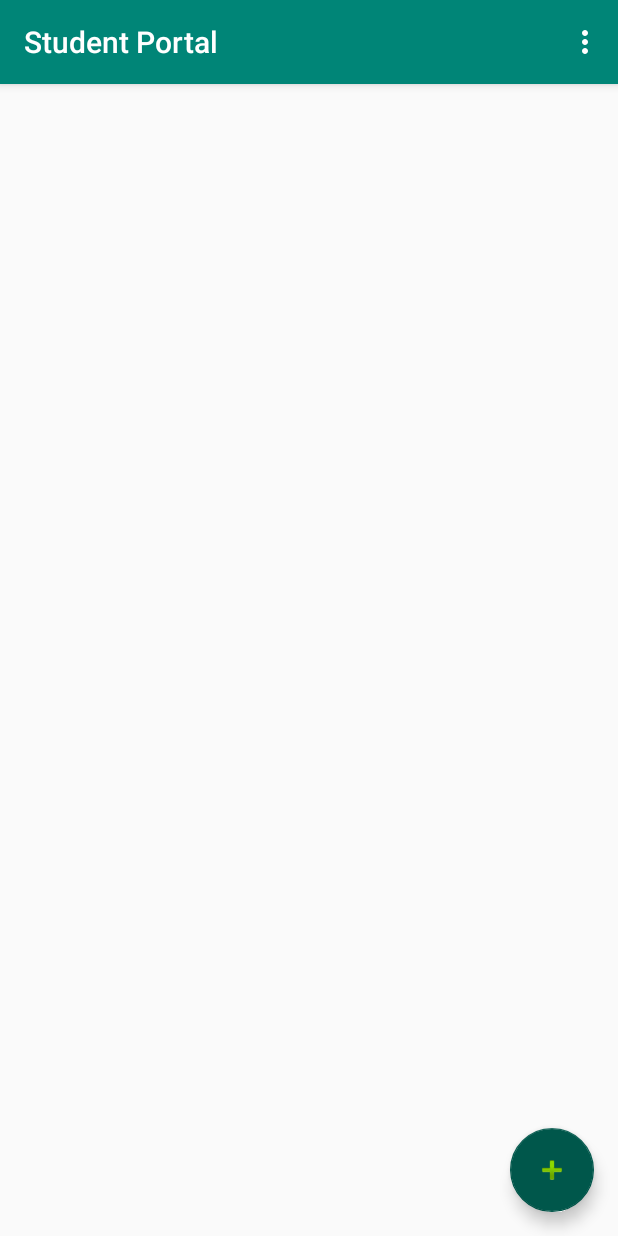
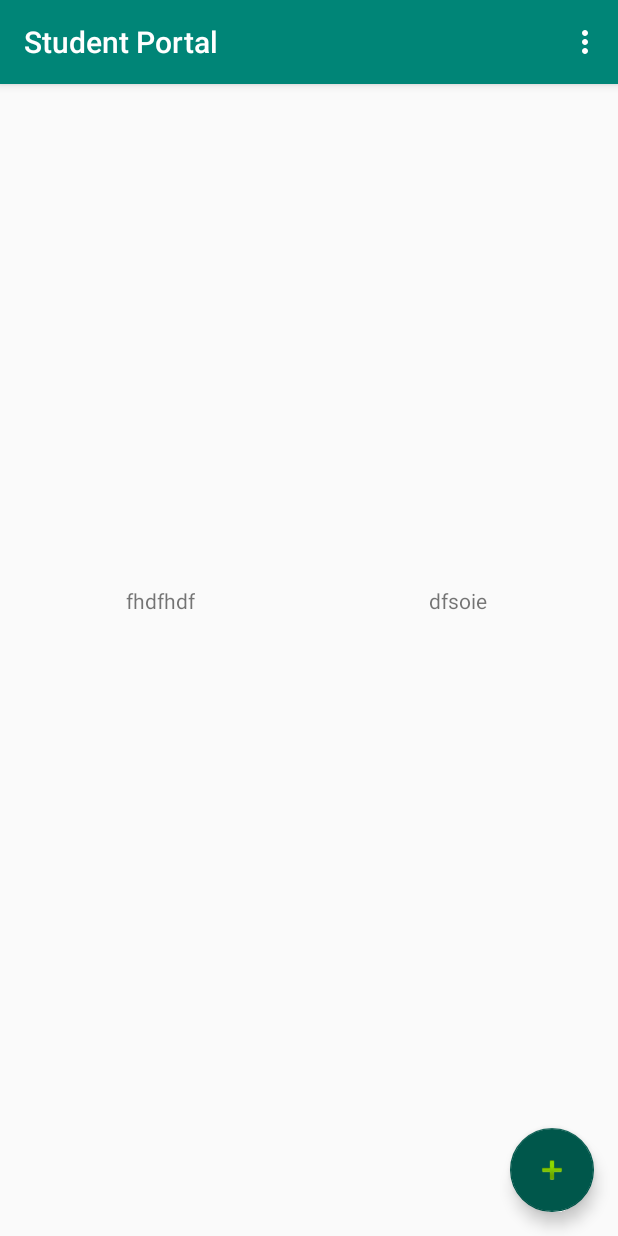
Before and after one commit to kimvandueren/StudentPortal, an Android app: the screen it shows after launch (OverviewActivity), on a phone screen of 412 x 824 dp. Run offline under Robolectric (Android 15) with nearby library versions, the phone set to English and light mode, and no system bars.

```diff
--- a/app/src/main/java/com/example/kim/studentportal/AddPortalActivity.java
+++ b/app/src/main/java/com/example/kim/studentportal/AddPortalActivity.java
@@ -14,10 +14,8 @@ import android.widget.TextView;
 import java.util.ArrayList;
 
 public class AddPortalActivity extends AppCompatActivity {
-
     public ArrayList<String> urlList = new ArrayList<>();
     public ArrayList<String> titleList = new ArrayList<>();
-
 
     @Override
     protected void onCreate(Bundle savedInstanceState) {
@@ -32,7 +30,7 @@ public class AddPortalActivity extends AppCompatActivity {
         Button button = findViewById(R.id.button);
         button.setOnClickListener(new View.OnClickListener() {
             public void onClick(View view){
-                urlList.add(editUrlText.getText().toString());
+                //mUrlText.add(editUrlText.getText().toString());
                 titleList.add(editTitleText.getText().toString());
 
                 editUrlText.setText("http://");
--- a/app/src/main/java/com/example/kim/studentportal/OverviewActivity.java
+++ b/app/src/main/java/com/example/kim/studentportal/OverviewActivity.java
@@ -5,6 +5,8 @@ import android.os.Bundle;
 import android.support.design.widget.FloatingActionButton;
 import android.support.design.widget.Snackbar;
 import android.support.v7.app.AppCompatActivity;
+import android.support.v7.widget.GridLayoutManager;
+import android.support.v7.widget.LinearLayoutManager;
 import android.support.v7.widget.RecyclerView;
 import android.support.v7.widget.Toolbar;
 import android.view.View;
@@ -12,8 +14,12 @@ import android.view.Menu;
 import android.view.MenuItem;
 
 import java.util.ArrayList;
+import java.util.List;
 
 public class OverviewActivity extends AppCompatActivity {
+
+    private PortalObjectAdapter mAdapter;
+    private RecyclerView recyclerView;
 
     @Override
     protected void onCreate(Bundle savedInstanceState) {
@@ -22,7 +28,15 @@ public class OverviewActivity extends AppCompatActivity {
         Toolbar toolbar = (Toolbar) findViewById(R.id.toolbar);
         setSupportActionBar(toolbar);
 
-        RecyclerView recyclerView = findViewById(R.id.recyclerView);
+        recyclerView = findViewById(R.id.recyclerView);
+        recyclerView.setLayoutManager(new GridLayoutManager(this, 2));
+
+        final List<PortalObject> mPortalObjects = new ArrayList<>();
+        mPortalObjects.add(new PortalObject("gfdg","fhdfhdf"));
+        mPortalObjects.add(new PortalObject("ewofiei", "dfsoie"));
+
+        mAdapter = new PortalObjectAdapter(this, mPortalObjects);
+        recyclerView.setAdapter(mAdapter);
 
         FloatingActionButton addPortal = (FloatingActionButton) findViewById(R.id.addPortal);
         addPortal.setOnClickListener(new View.OnClickListener() {
--- /dev/null
+++ b/app/src/main/java/com/example/kim/studentportal/PortalObject.java
@@ -0,0 +1,29 @@
+package com.example.kim.studentportal;
+
+import java.util.ArrayList;
+
+public class PortalObject {
+    private String mUrlText;
+    private String mTitleText;
+
+    public PortalObject(String mUrlText, String mTitleText){
+        this.mUrlText = mUrlText;
+        this.mTitleText = mTitleText;
+    }
+
+    public String getmUrlText() {
+        return mUrlText;
+    }
+
+    public void setmUrlText(String mUrlText) {
+        this.mUrlText = mUrlText;
+    }
+
+    public String getmTitleText() {
+        return mTitleText;
+    }
+
+    public void setmTitleText(String mTitleText) {
+        this.mTitleText = mTitleText;
+    }
+}
--- /dev/null
+++ b/app/src/main/java/com/example/kim/studentportal/PortalObjectAdapter.java
@@ -0,0 +1,38 @@
+package com.example.kim.studentportal;
+
+import android.content.Context;
+import android.support.annotation.NonNull;
+import android.support.v7.widget.RecyclerView;
+import android.view.LayoutInflater;
+import android.view.View;
+import android.view.ViewGroup;
+
+import java.util.List;
+
+public class PortalObjectAdapter extends RecyclerView.Adapter<PortalObjectViewHolder> {
+    private Context context;
+    public List<PortalObject> listPortalObject;
+
+    public PortalObjectAdapter(Context context, List<PortalObject> listPortalObject){
+        this.context = context;
+        this.listPortalObject = listPortalObject;
+    }
+
+    @NonNull
+    @Override
+    public PortalObjectViewHolder onCreateViewHolder(@NonNull ViewGroup parent, int viewType) {
+        View view = LayoutInflater.from(parent.getContext()).inflate(R.layout.grid_cell, parent, false);
+        return new PortalObjectViewHolder(view);
+    }
+
+    @Override
+    public void onBindViewHolder(@NonNull PortalObjectViewHolder holder, final int position) {
+        final PortalObject portalObject = listPortalObject.get(position);
+        holder.titleText.setText(portalObject.getmTitleText());
+    }
+
+    @Override
+    public int getItemCount() {
+        return listPortalObject.size();
+    }
+}
--- /dev/null
+++ b/app/src/main/java/com/example/kim/studentportal/PortalObjectViewHolder.java
@@ -0,0 +1,17 @@
+package com.example.kim.studentportal;
+
+import android.support.annotation.NonNull;
+import android.support.v7.widget.RecyclerView;
+import android.view.View;
+import android.widget.TextView;
+
+public class PortalObjectViewHolder extends RecyclerView.ViewHolder {
+    public TextView titleText;
+    public View view;
+
+    public PortalObjectViewHolder(@NonNull View itemView) {
+        super(itemView);
+        titleText = itemView.findViewById(R.id.titleTextView);
+        view = itemView;
+    }
+}
--- /dev/null
+++ b/app/src/main/res/layout/grid_cell.xml
@@ -0,0 +1,22 @@
+<?xml version="1.0" encoding="utf-8"?>
+<android.support.constraint.ConstraintLayout
+    xmlns:android="http://schemas.android.com/apk/res/android"
+    xmlns:app="http://schemas.android.com/apk/res-auto"
+    xmlns:tools="http://schemas.android.com/tools"
+    android:layout_width="match_parent"
+    android:layout_height="match_parent">
+
+    <TextView
+        android:id="@+id/titleTextView"
+        android:layout_width="wrap_content"
+        android:layout_height="wrap_content"
+        android:layout_marginStart="8dp"
+        android:layout_marginTop="8dp"
+        android:layout_marginEnd="8dp"
+        android:layout_marginBottom="8dp"
+        android:text="TextView"
+        app:layout_constraintBottom_toBottomOf="parent"
+        app:layout_constraintEnd_toEndOf="parent"
+        app:layout_constraintStart_toStartOf="parent"
+        app:layout_constraintTop_toTopOf="parent" />
+</android.support.constraint.ConstraintLayout>
```
